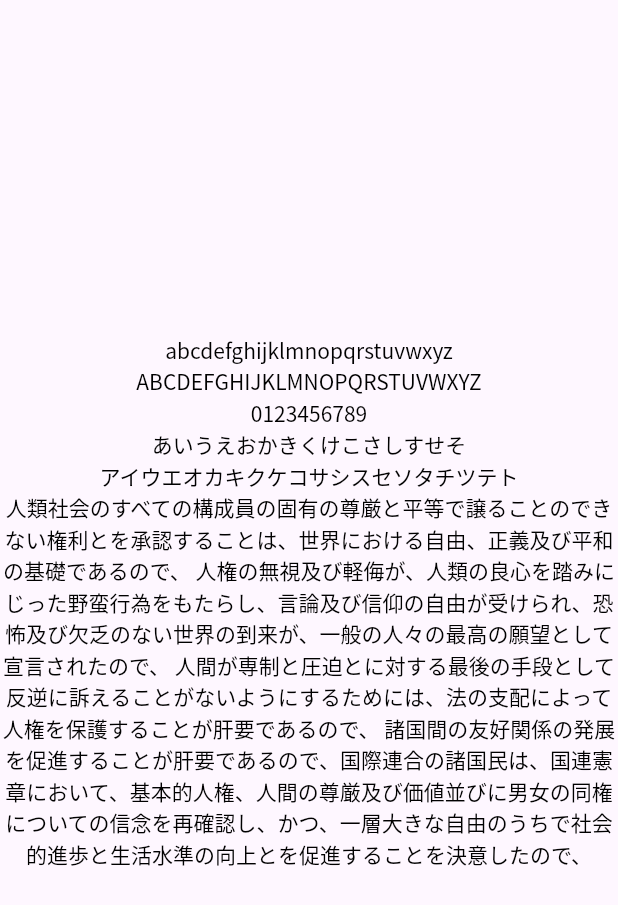
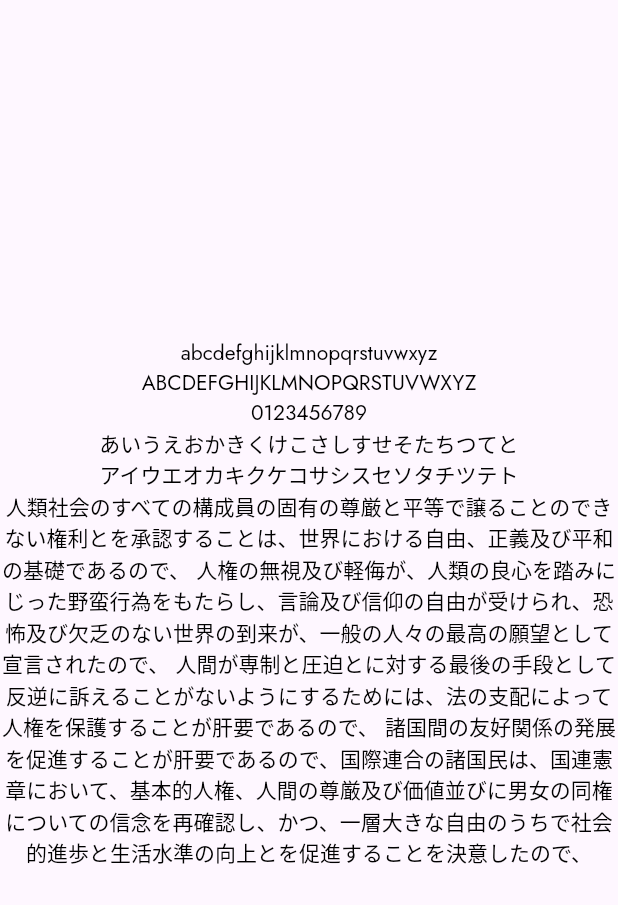
Before and after one commit to mic4dy/FlutterGoogleFontMultiFamilyDemo, a Flutter app: the screen it shows after launch, on a phone screen of 412 x 824 dp. Shown: the top 905 px of the screen. Run offline on Flutter 3.47's test engine with Material 3 defaults, Android fonts, the phone set to English and light mode, and no system bars; our stand-ins replace google_fonts.

Commit message:
feat: multi family

```diff
--- a/lib/main.dart
+++ b/lib/main.dart
@@ -38,23 +38,20 @@ class Home extends StatelessWidget {
 
             return Center(
               child: DefaultTextStyle(
-                style: GoogleFonts.notoSansJp(
+                style: GoogleFonts.jost(
                   color: Colors.black,
-                  textStyle: GoogleFonts.jost(
-                    textStyle: TextStyle(
-                      fontFamily: GoogleFonts.jost().fontFamily ?? '',
-                      fontFamilyFallback: [
-                        GoogleFonts.notoSans().fontFamily ?? '',
-                      ],
-                    ),
-                  ),
+                ).copyWith(
+                  fontFamilyFallback: [
+                    ...GoogleFonts.jost().fontFamilyFallback ?? [],
+                    GoogleFonts.notoSansJp().fontFamily ?? '',
+                  ],
                 ),
                 child: const Text(
                   '''
 abcdefghijklmnopqrstuvwxyz
 ABCDEFGHIJKLMNOPQRSTUVWXYZ
 0123456789
-あいうえおかきくけこさしすせそ
+あいうえおかきくけこさしすせそたちつてと
 アイウエオカキクケコサシスセソタチツテト
 人類社会のすべての構成員の固有の尊厳と平等で譲ることのできない権利とを承認することは、世界における自由、正義及び平和の基礎であるので、 人権の無視及び軽侮が、人類の良心を踏みにじった野蛮行為をもたらし、言論及び信仰の自由が受けられ、恐怖及び欠乏のない世界の到来が、一般の人々の最高の願望として宣言されたので、 人間が専制と圧迫とに対する最後の手段として反逆に訴えることがないようにするためには、法の支配によって人権を保護することが肝要であるので、 諸国間の友好関係の発展を促進することが肝要であるので、国際連合の諸国民は、国連憲章において、基本的人権、人間の尊厳及び価値並びに男女の同権についての信念を再確認し、かつ、一層大きな自由のうちで社会的進歩と生活水準の向上とを促進することを決意したので、
                     ''',
```
